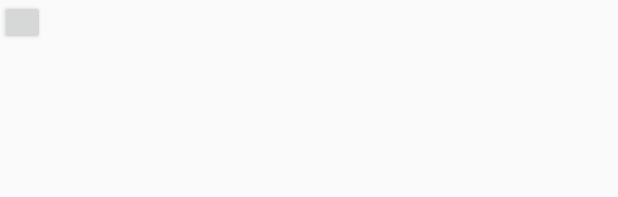
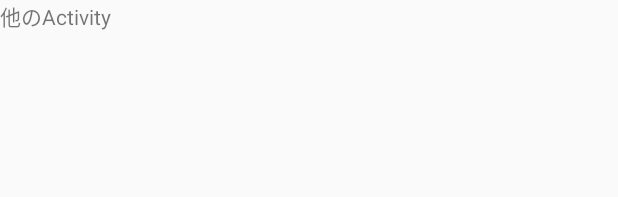
Before and after one commit to takuaki/chathead-notify, an Android app: the layout test_layout.xml on its own in the app's theme, with its tools: preview values and no code run, on a phone screen of 412 x 824 dp. Shown: the top 197 px of the screen. Run offline under Robolectric (Android 15) with nearby library versions, the light colour scheme and no system bars.

Commit message:
able to launch another package when click headnotify

```diff
--- a/app/src/main/AndroidManifest.xml
+++ b/app/src/main/AndroidManifest.xml
@@ -18,6 +18,8 @@
                 <category android:name="android.intent.category.LAUNCHER"/>
             </intent-filter>
         </activity>
+
+        <activity android:name=".LaunchableActivity"/>
         <!--activity android:name="dev.SnackActiivty">
             <intent-filter>
                 <action android:name="android.intent.action.MAIN"/>
--- a/app/src/main/java/weatherheadnotify/tmori/com/chathead/MainActivity.java
+++ b/app/src/main/java/weatherheadnotify/tmori/com/chathead/MainActivity.java
@@ -26,10 +26,10 @@ public class MainActivity extends AppCompatActivity implements ChatHead.ChatHead
         ViewGroup root = (ViewGroup) findViewById(android.R.id.content);
         ChatHead chatHead = new ChatHead(root, R.layout.chathead_layout, ChatHead.DURATION_LONG);
         chatHead.setHeadStateListener(this);
-
-        ChatHeadLayout chatHeadLayout = chatHead.getLayoutView();
+        chatHead.setLaunchActivity(this, LaunchableActivity.class);
 
         chatHead.show();
+
     }
 
 
--- a/app/src/main/res/layout/test_layout.xml
+++ b/app/src/main/res/layout/test_layout.xml
@@ -3,7 +3,10 @@
               android:orientation="vertical"
               android:layout_width="match_parent"
               android:layout_height="match_parent">
-    <Button android:id="@+id/button"
-            android:layout_width="30dp"
-            android:layout_height="30dp"/>
+    <TextView
+            android:layout_gravity="center"
+            android:layout_width="match_parent"
+            android:layout_height="match_parent"
+            android:text="@string/text_another_activity"/>
+
 </LinearLayout>
--- a/app/src/main/res/values/strings.xml
+++ b/app/src/main/res/values/strings.xml
@@ -8,4 +8,6 @@
     <string name="text_action_button">reply</string>
 
     <string name="text_custom_notify">共有うまくいった</string>
+    <string name="text_another_activity">他のActivity</string>
+
 </resources>
```
Also changed, not shown: app/src/main/java/weatherheadnotify/tmori/com/chathead/ChatHead.java (+35 -4 lines), app/src/main/java/weatherheadnotify/tmori/com/chathead/LaunchableActivity.java (added, +16 -0 lines).
